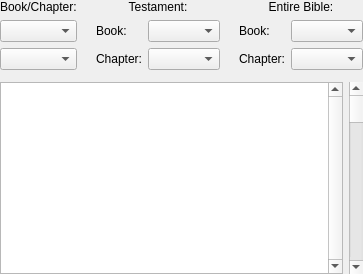
Before: the Qt Designer form programs/KJVCanOpener/KJVBrowser.ui in dewhisna/KingJamesPureBibleSearch, drawn with Qt 5.
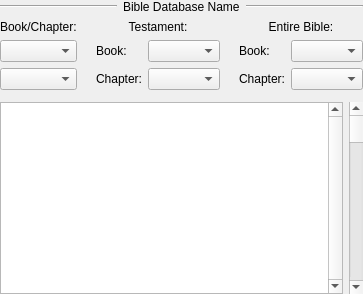
After: the same form once the commit is applied. Custom widgets are drawn as their Qt base class.

Commit message: Added displaying of the Bible Database Description to the KJVBrowser so you can distinguish one Search Window from another when having multiple similar databases open.

Diff of the .ui file:
```diff
--- a/programs/KJVCanOpener/KJVBrowser.ui
+++ b/programs/KJVCanOpener/KJVBrowser.ui
@@ -32,6 +32,43 @@
     <number>0</number>
    </property>
    <item row="0" column="0">
+    <layout class="QHBoxLayout" name="horizontalLayout_6">
+     <item>
+      <widget class="Line" name="line">
+       <property name="sizePolicy">
+        <sizepolicy hsizetype="Expanding" vsizetype="Fixed">
+         <horstretch>0</horstretch>
+         <verstretch>0</verstretch>
+        </sizepolicy>
+       </property>
+       <property name="orientation">
+        <enum>Qt::Horizontal</enum>
+       </property>
+      </widget>
+     </item>
+     <item>
+      <widget class="QLabel" name="lblBibleDatabaseName">
+       <property name="text">
+        <string>Bible Database Name</string>
+       </property>
+      </widget>
+     </item>
+     <item>
+      <widget class="Line" name="line_2">
+       <property name="sizePolicy">
+        <sizepolicy hsizetype="Expanding" vsizetype="Fixed">
+         <horstretch>0</horstretch>
+         <verstretch>0</verstretch>
+        </sizepolicy>
+       </property>
+       <property name="orientation">
+        <enum>Qt::Horizontal</enum>
+       </property>
+      </widget>
+     </item>
+    </layout>
+   </item>
+   <item row="1" column="0">
     <layout class="QGridLayout" name="gridLayout">
      <item row="0" column="0" colspan="2">
       <layout class="QHBoxLayout" name="horizontalLayout_5">
```
Left out of the diff: 11 changed lines with no effect on the pictures. The commit also changes 1 other file.
